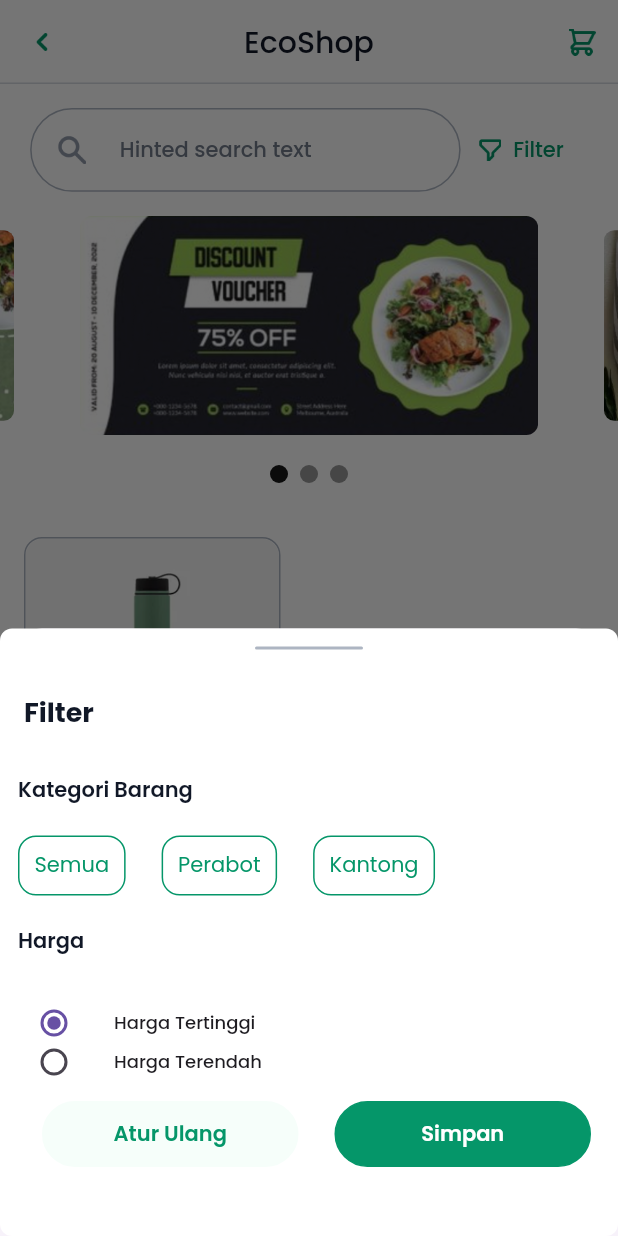
After one commit to Ecowave-Alterra/ecowave-flutter, a Flutter app: the HomeECommerce screen opened directly, after a tap on "Filter", on a phone screen of 412 x 824 dp. The commit adds this screen. Run offline on Flutter 3.47's test engine with Material 2 defaults, Android fonts, the phone set to English and light mode, and no system bars; drawn by our look-alikes of carousel_slider; our stand-ins replace another_flushbar, flutter_bloc, flutter_countdown_timer, get_it, google_fonts, lottie; network calls fail.

Commit message:
complete slicing ecommerce (#10)
Co-authored-by: Fauzan Abdillah <74108522+fauzan2720@users.noreply.github.com>

```diff
--- a/lib/core/constants/icons.dart
+++ b/lib/core/constants/icons.dart
@@ -13,6 +13,7 @@ class AppIcons {
   static const AssetImage ecoPoints = AssetImage("assets/icons/ecoPoints.png");
   static const AssetImage ecoShop = AssetImage("assets/icons/ecoShop.png");
   static const AssetImage email = AssetImage("assets/icons/email.png");
+  static const AssetImage search = AssetImage("assets/icons/search.png");
   static const AssetImage enablePassword =
       AssetImage("assets/icons/enablePassword.png");
   static const AssetImage filter = AssetImage("assets/icons/filter.png");
--- /dev/null
+++ b/lib/features/ecommerce/model/barang_model.dart
@@ -0,0 +1,19 @@
+class BarangModel {
+  final String namaBarang;
+  final int harga;
+  final String? stok;
+  final String? bahan;
+  final String? kategori;
+  final String? deskripsiProduk;
+  final String rateProduk;
+
+  BarangModel({
+    required this.namaBarang,
+    required this.harga,
+    this.stok,
+    this.bahan,
+    this.kategori,
+    this.deskripsiProduk,
+    required this.rateProduk,
+  });
+}
--- /dev/null
+++ b/lib/features/ecommerce/view/pages/home_e_commerce_page.dart
@@ -0,0 +1,45 @@
+import 'package:ecowave/core.dart';
+import 'package:ecowave/features/ecommerce/view/widgets/card_barang_widget.dart';
+import 'package:ecowave/features/ecommerce/view/widgets/carousel_widget.dart';
+import 'package:ecowave/features/ecommerce/view/widgets/searchbar_widget.dart';
+import 'package:flutter/material.dart';
+
+class HomeECommerce extends StatelessWidget {
+  const HomeECommerce({super.key});
+
+  @override
+  Widget build(BuildContext context) {
+    return Scaffold(
+      appBar: AppBar(
+        leading: IconButton(
+          onPressed: () {},
+          icon: const ImageIcon(
+            AppIcons.leftBack,
+            color: AppColors.primary500,
+          ),
+          iconSize: 11.98,
+        ),
+        title: const Text("EcoShop"),
+        actions: [
+          IconButton(
+            onPressed: () {},
+            icon: const ImageIcon(
+              AppIcons.keranjang,
+              color: AppColors.primary500,
+            ),
+            iconSize: 18,
+          ),
+        ],
+      ),
+      body: const Column(
+        mainAxisAlignment: MainAxisAlignment.start,
+        crossAxisAlignment: CrossAxisAlignment.start,
+        children: [
+          SearchBarWidget(),
+          CarouselGambar(),
+          CardBarang(),
+        ],
+      ),
+    );
+  }
+}
--- /dev/null
+++ b/lib/features/ecommerce/view/widgets/card_barang_widget.dart
@@ -0,0 +1,75 @@
+import 'package:ecowave/core.dart';
+import 'package:flutter/material.dart';
+
+class CardBarang extends StatelessWidget {
+  const CardBarang({super.key});
+
+  @override
+  Widget build(BuildContext context) {
+    return Container(
+      width: 171,
+      height: 230,
+      margin: const EdgeInsets.only(left: AppSizes.primary),
+      decoration: BoxDecoration(
+        border: Border.all(color: AppColors.grey300),
+        borderRadius: BorderRadius.circular(AppSizes.radius),
+      ),
+      child: Column(
+        mainAxisAlignment: MainAxisAlignment.start,
+        crossAxisAlignment: CrossAxisAlignment.center,
+        children: [
+          ClipRRect(
+            borderRadius: BorderRadius.circular(AppSizes.radius),
+            child: Image.asset(
+              AppImages.productShop1,
+              height: 120,
+              fit: BoxFit.fill,
+            ),
+          ),
+          Container(
+            padding: const EdgeInsets.only(
+                top: AppSizes.primary, left: AppSizes.primary),
+            child: const Text(
+              'Tempat Minum Reusable',
+              style: TextStyle(
+                fontWeight: AppFontWeight.regular,
+                fontSize: 12,
+              ),
+            ),
+          ),
+          Container(
+            alignment: Alignment.centerLeft,
+            padding: const EdgeInsets.only(left: 16),
+            child: const Text(
+              'Rp.59.000',
+              style: TextStyle(
+                fontWeight: AppFontWeight.regular,
+                fontSize: 12,
+              ),
+            ),
+          ),
+          Container(
+            padding: const EdgeInsets.only(left: 16),
+            child: const Row(
+              children: [
+                ImageIcon(
+                  AppIcons.solidUlasan,
+                  color: AppColors.warning500,
+                  size: 12,
+                ),
+                Text(
+                  '4.5',
+                  style: TextStyle(
+                    fontWeight: AppFontWeight.medium,
+                    color: AppColors.grey700,
+                    fontSize: 12,
+                  ),
+                )
+              ],
+            ),
+          )
+        ],
+      ),
+    );
+  }
+}
--- /dev/null
+++ b/lib/features/ecommerce/view/widgets/carousel_widget.dart
@@ -0,0 +1,91 @@
+import 'package:ecowave/core.dart';
+import 'package:flutter/material.dart';
+import 'package:carousel_slider/carousel_slider.dart';
+
+class CarouselGambar extends StatefulWidget {
+  const CarouselGambar({super.key});
+
+  @override
+  State<CarouselGambar> createState() => _CarouselGambarState();
+}
+
+class _CarouselGambarState extends State<CarouselGambar> {
+  List<Widget> imgList = [
+    ClipRRect(
+      borderRadius: BorderRadius.circular(8.0),
+      child: SizedBox.fromSize(
+        child: Image.asset(
+          AppImages.cardShop1,
+          fit: BoxFit.fill,
+        ),
+      ),
+    ),
+    ClipRRect(
+      borderRadius: BorderRadius.circular(8.0),
+      child: SizedBox.fromSize(
+        child: Image.asset(
+          AppImages.cardShop2,
+          fit: BoxFit.fill,
+        ),
+      ),
+    ),
+    ClipRRect(
+      borderRadius: BorderRadius.circular(8.0),
+      child: SizedBox.fromSize(
+        child: Image.asset(
+          AppImages.cardShop3,
+          fit: BoxFit.fill,
+        ),
+      ),
+    ),
+  ];
+  final CarouselController _controller = CarouselController();
+  int _current = 0;
+  @override
+  Widget build(BuildContext context) {
+    return Padding(
+        padding: const EdgeInsets.only(
+            top: AppSizes.primary, bottom: AppSizes.primary),
+        child: SizedBox(
+          height: 198,
+          child: Column(children: [
+            Expanded(
+              child: CarouselSlider(
+                items: imgList,
+                carouselController: _controller,
+                options: CarouselOptions(
+                    height: 198,
+                    autoPlay: true,
+                    enlargeCenterPage: true,
+                    aspectRatio: 2.0,
+                    onPageChanged: (index, reason) {
+                      setState(() {
+                        _current = index;
+                      });
+                    }),
+              ),
+            ),
+            Row(
+              mainAxisAlignment: MainAxisAlignment.center,
+              children: imgList.asMap().entries.map((entry) {
+                return GestureDetector(
+                  onTap: () => _controller.animateToPage(entry.key),
+                  child: Container(
+                    width: 12.0,
+                    height: 32.0,
+                    margin: const EdgeInsets.symmetric(
+                        vertical: 10.0, horizontal: 4.0),
+                    decoration: BoxDecoration(
+                        shape: BoxShape.circle,
+                        color: (Theme.of(context).brightness == Brightness.dark
+                                ? Colors.white
+                                : Colors.black)
+                            .withOpacity(_current == entry.key ? 0.9 : 0.4)),
+                  ),
+                );
+              }).toList(),
+            ),
+          ]),
+        ));
+  }
+}
--- /dev/null
+++ b/lib/features/ecommerce/view/widgets/searchbar_widget.dart
@@ -0,0 +1,359 @@
+import 'package:flutter/material.dart';
+
+import 'package:ecowave/core.dart';
+
+class SearchBarWidget extends StatefulWidget {
+  const SearchBarWidget({super.key});
+
+  @override
+  State<SearchBarWidget> createState() => _SearchBarWidgetState();
+}
+
+enum SingingCharacter { tertinggi, terendah }
+
+class _SearchBarWidgetState extends State<SearchBarWidget> {
+  TextEditingController search = TextEditingController();
+  SingingCharacter? _character = SingingCharacter.tertinggi;
+  @override
+  Widget build(BuildContext context) {
+    return Container(
+      padding: const EdgeInsets.only(top: AppSizes.primary),
+      alignment: Alignment.center,
+      child: Row(
+        crossAxisAlignment: CrossAxisAlignment.center,
+        mainAxisAlignment: MainAxisAlignment.center,
+        children: [
+          SizedBox(
+            width: 287,
+            height: 56,
+            child: TextFormField(
+              controller: search,
+              keyboardType: TextInputType.name,
+              style: const TextStyle(backgroundColor: AppColors.white),
+              cursorColor: AppColors.black,
+              decoration: InputDecoration(
+                contentPadding:
+                    const EdgeInsets.symmetric(horizontal: 20, vertical: 15),
+                border: OutlineInputBorder(
+                  borderRadius: BorderRadius.circular(28),
+                  borderSide: const BorderSide(color: AppColors.grey300),
+                ),
+                enabledBorder: OutlineInputBorder(
+                  borderRadius: BorderRadius.circular(28),
+                  borderSide: const BorderSide(color: AppColors.grey300),
+                ),
+                focusedBorder: OutlineInputBorder(
+                  borderRadius: BorderRadius.circular(28),
+                  borderSide: const BorderSide(color: AppColors.primary500),
+                ),
+                disabledBorder: OutlineInputBorder(
+                  borderRadius: BorderRadius.circular(28),
+                  borderSide: const BorderSide(color: AppColors.grey300),
+                ),
+                errorBorder: OutlineInputBorder(
+                  borderRadius: BorderRadius.circular(28),
+                  borderSide: const BorderSide(color: AppColors.error500),
+                ),
+                labelStyle: const TextStyle(
+                  color: Colors.black,
+                ),
+                hintText: 'Hinted search text',
+                hintStyle: const TextStyle(color: AppColors.grey500),
+                prefixIcon: const Padding(
+                  padding: EdgeInsets.all(18.4),
+                  child: ImageIcon(
+                    AppIcons.search,
+                    color: AppColors.grey400,
+                    size: 19,
+                  ),
+                ),
+              ),
+            ),
+          ),
+          TextButton.icon(
+            onPressed: () {
+              showModalBottomSheet<void>(
+                context: context,
+                builder: (BuildContext context) {
+                  return Container(
+                    height: 405,
+                    decoration: BoxDecoration(
+                        borderRadius: BorderRadius.circular(8.0),
+                        color: AppColors.white),
+                    child: Center(
+                      child: Column(
+                        mainAxisAlignment: MainAxisAlignment.center,
+                        mainAxisSize: MainAxisSize.min,
+                        children: <Widget>[
+                          Container(
+                            height: 405,
+                            alignment: Alignment.topLeft,
+                            child: Column(
+                              children: [
+                                Padding(
+                                  padding: const EdgeInsets.all(12),
+                                  child: Center(
+                                    child: Container(
+                                      height: 2,
+                                      width: 72,
+                                      decoration: BoxDecoration(
+                                        color: AppColors.grey300,
+                                        borderRadius: BorderRadius.circular(
+                                          AppSizes.radius,
+                                        ),
+                                      ),
+                                    ),
+                                  ),
+                                ),
+                                Container(
+                                  alignment: Alignment.topLeft,
+                                  padding:
+                                      const EdgeInsets.all(AppSizes.primary),
+                                  child: const Text(
+                                    'Filter',
+                                    style: TextStyle(
+                                      fontWeight: AppFontWeight.bold,
+                                      fontSize: 18,
+                                    ),
+                                  ),
+                                ),
+                                Container(
+                                  alignment: Alignment.topLeft,
+                                  padding:
+                                      const EdgeInsets.fromLTRB(12, 12, 12, 12),
+                                  child: const Text(
+                                    'Kategori Barang',
+                                    style: TextStyle(
+                                      fontWeight: AppFontWeight.semibold,
+                                      fontSize: 14,
+                                    ),
+                                  ),
+                                ),
+                                Row(
+                                  mainAxisAlignment: MainAxisAlignment.start,
+                                  children: [
+                                    TextButton(
+                                      onPressed: () {},
+                                      child: Container(
+                                        height: 40.0,
+                                        padding: const EdgeInsets.fromLTRB(
+                                            10, 0, 10, 0),
+                                        decoration: BoxDecoration(
+                                          border: Border.all(
+                                              color: AppColors.primary500),
+                                          borderRadius: BorderRadius.circular(
+                                              AppSizes.radius),
+                                          color: AppColors.white,
+                                        ),
+                                        child: const Center(
+                                          child: Text(
+                                            'Semua',
+                                            style: TextStyle(
+                                              color: AppColors.primary500,
+                                              fontWeight: AppFontWeight.regular,
+                                              fontSize: AppSizes.buttonFontSize,
+                                            ),
+                                          ),
+                                        ),
+                                      ),
+                                    ),
+                                    TextButton(
+                                      onPressed: () {},
+                                      child: Container(
+                                        height: 40.0,
+                                        padding: const EdgeInsets.fromLTRB(
+                                            10, 0, 10, 0),
+                                        decoration: BoxDecoration(
+                                          border: Border.all(
+                                              color: AppColors.primary500),
+                                          borderRadius: BorderRadius.circular(
+                                              AppSizes.radius),
+                                          color: AppColors.white,
+                                        ),
+                                        child: const Center(
+                                          child: Text(
+                                            'Perabot',
+                                            style: TextStyle(
+                                              color: AppColors.primary500,
+                                              fontWeight: AppFontWeight.regular,
+                                              fontSize: AppSizes.buttonFontSize,
+                                            ),
+                                          ),
+                                        ),
+                                      ),
+                                    ),
+                                    TextButton(
+                                      onPressed: () {},
+                                      child: Container(
+                                        height: 40.0,
+                                        padding: const EdgeInsets.fromLTRB(
+                                            10, 0, 10, 0),
+                                        decoration: BoxDecoration(
+                                          border: Border.all(
+                                              color: AppColors.primary500),
+                                          borderRadius: BorderRadius.circular(
+                                              AppSizes.radius),
+                                          color: AppColors.white,
+                                        ),
+                                        child: const Center(
+                                          child: Text(
+                                            'Kantong',
+                                            style: TextStyle(
+                                              color: AppColors.primary500,
+                                              fontWeight: AppFontWeight.regular,
+                                              fontSize: AppSizes.buttonFontSize,
+                                            ),
+                                          ),
+                                        ),
+                                      ),
+                                    ),
+                                  ],
+                                ),
+                                Container(
+                                  alignment: Alignment.topLeft,
+                                  padding:
+                                      const EdgeInsets.fromLTRB(12, 12, 12, 16),
+                                  child: const Text(
+                                    'Harga',
+                                    style: TextStyle(
+                                      fontWeight: AppFontWeight.semibold,
+                                      fontSize: 14,
+                                    ),
+                                  ),
+                                ),
+                                Column(
+                                  crossAxisAlignment: CrossAxisAlignment.start,
+                                  mainAxisAlignment: MainAxisAlignment.start,
+                                  children: <Widget>[
+                                    SizedBox(
+                                      height: 18,
+                                      child: ListTile(
+                                        title: const Text(
+                                          'Harga Tertinggi',
+                                          style: TextStyle(fontSize: 12),
+                                        ),
+                                        contentPadding:
+                                            const EdgeInsets.fromLTRB(
+                                                12, 0, 0, 0),
+                                        leading: Radio<SingingCharacter>(
+                                          value: SingingCharacter.tertinggi,
+                                          groupValue: _character,
+                                          onChanged: (SingingCharacter? value) {
+                                            setState(() {
+                                              _character = value;
+                                            });
+                                          },
+                                        ),
+                                      ),
+                                    ),
+                                    const SizedBox(
+                                      height: 8,
+                                    ),
+                                    SizedBox(
+                                      height: 18,
+                                      child: ListTile(
+                                        title: const Text(
+                                          'Harga Terendah',
+                                          style: TextStyle(fontSize: 12),
+                                        ),
+                                        contentPadding:
+                                            const EdgeInsets.fromLTRB(
+                                                12, 0, 0, 0),
+                                        leading: Radio<SingingCharacter>(
+                                          value: SingingCharacter.terendah,
+                                          groupValue: _character,
+                                          onChanged: (SingingCharacter? value) {
+                                            setState(() {
+                                              _character = value;
+                                            });
+                                          },
+                                        ),
+                                      ),
+                                    ),
+                                  ],
+                                ),
+                                Container(
+                                  padding:
+                                      const EdgeInsets.fromLTRB(16, 28, 0, 0),
+                                  child: Row(
+                                    children: [
+                                      TextButton(
+                                        onPressed: () {},
+                                        child: Container(
+                                          height: 44.0,
+                                          width: 171,
+                                          decoration: BoxDecoration(
+                                            border: Border.all(
+                                                color: AppColors.primary50),
+                                            borderRadius:
+                                                BorderRadius.circular(100),
+                                            color: AppColors.primary50,
+                                          ),
+                                          child: const Center(
+                                            child: Text(
+                                              'Atur Ulang',
+                                              style: TextStyle(
+                                                color: AppColors.primary500,
+                                                fontWeight:
+                                                    AppFontWeight.semibold,
+                                                fontSize:
+                                                    AppSizes.buttonFontSize,
+                                              ),
+                                            ),
+                                          ),
+                                        ),
+                                      ),
+                                      TextButton(
+                                        onPressed: () {},
+                                        child: Container(
+                                          height: 44.0,
+                                          width: 171,
+                                          decoration: BoxDecoration(
+                                            border: Border.all(
+                                                color: AppColors.primary500),
+                                            borderRadius:
+                                                BorderRadius.circular(100),
+                                            color: AppColors.primary500,
+                                          ),
+                                          child: const Center(
+                                            child: Text(
+                                              'Simpan',
+                                              style: TextStyle(
+                                                color: AppColors.white,
+                                                fontWeight:
+                                                    AppFontWeight.semibold,
+                                                fontSize:
+                                                    AppSizes.buttonFontSize,
+                                              ),
+                                            ),
+                                          ),
+                                        ),
+                                      ),
+                                    ],
+                                  ),
+                                )
+                              ],
+                            ),
+                          ),
+                        ],
+                      ),
+                    ),
+                  );
+                },
+              );
+            },
+            icon: const ImageIcon(
+              AppIcons.filter,
+              size: 15.0,
+              color: AppColors.primary500,
+            ),
+            label: const Text(
+              'Filter',
+              style: TextStyle(color: AppColors.primary500),
+            ),
+          ),
+        ],
+      ),
+    );
+  }
+}
--- a/pubspec.yaml
+++ b/pubspec.yaml
@@ -18,6 +18,7 @@ dependencies:
   intl: ^0.18.1
   another_flushbar: ^1.12.30
   lottie: ^2.3.2
+  carousel_slider: ^4.2.1
   flutter_countdown_timer: ^4.1.0
 
 flutter_launcher_icons:
```
Also changed, not shown: assets/icons/search.png (added), pubspec.lock.
